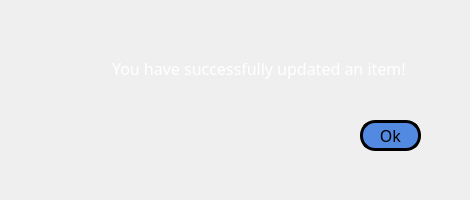
This is successfulupdate.ui in Regulus-Cor-Leonis/Cash-Machine-simulation as Qt 5 draws it before an edit. The edited form follows.
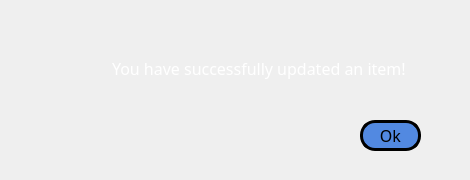
This is the edited form. Icons and pictures are not drawn.

Patch:
```diff
--- a/successfulupdate.ui
+++ b/successfulupdate.ui
@@ -7,7 +7,7 @@
     <x>0</x>
     <y>0</y>
     <width>470</width>
-    <height>200</height>
+    <height>180</height>
    </rect>
   </property>
   <property name="windowTitle">
```
Left out of the diff: 10 changed lines with no effect on the pictures.
